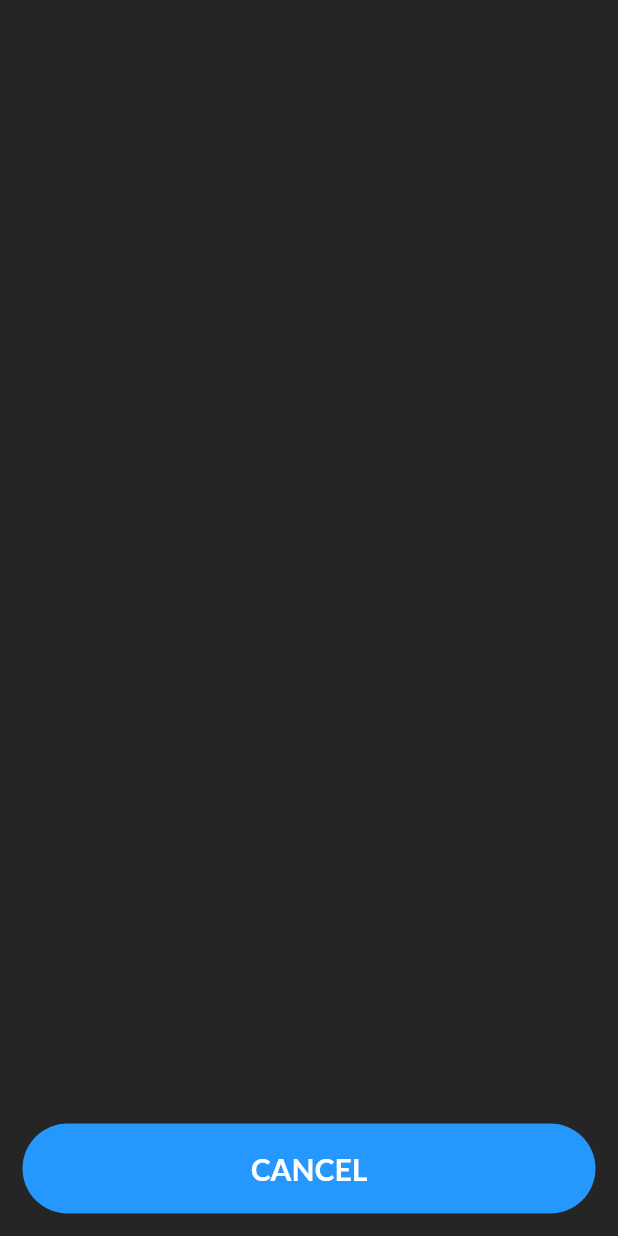
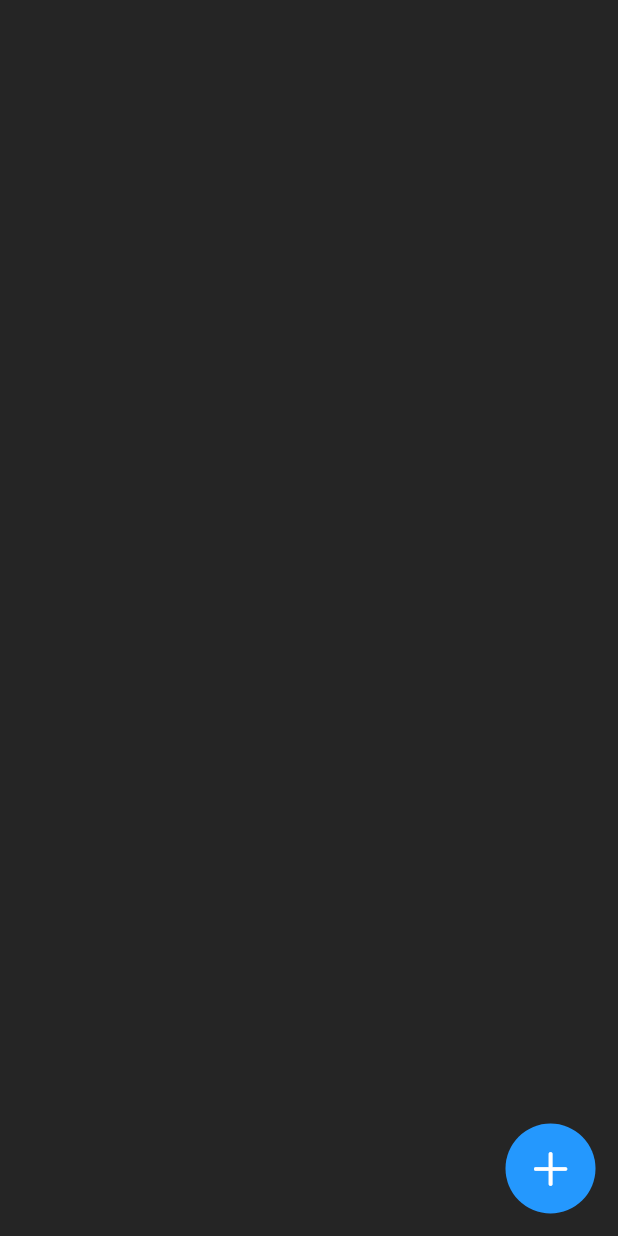
Before and after one commit to MBalaguid/iOS-bottom-sheet, a Flutter app: the screen it shows after launch, on a phone screen of 412 x 824 dp. Run offline on Flutter 3.47's test engine with Material 2 defaults, Android fonts, the phone set to English and light mode, and no system bars; Roboto replaces fonts that are missing (Lato).

Commit message:
Animation again 🤦‍♂️

```diff
--- a/lib/bottom.dart
+++ b/lib/bottom.dart
@@ -8,9 +8,9 @@ class bottombutton extends StatefulWidget {
 }
 
 class _bottombuttonState extends State<bottombutton> {
-  bool _IsOpeen = true;
+  bool _IsOpeen = false;
   bool _IsRotat = true;
-  bool _IsFinis = true;
+  bool _IsFinis = false;
 
   @override
   Widget build(BuildContext context) {
@@ -23,17 +23,20 @@ class _bottombuttonState extends State<bottombutton> {
             child: Container(),
           ),
 
-          Visibility(
-            visible: !_IsRotat,
+          AnimatedOpacity(
+            opacity: !_IsRotat ? 1 : 0,
+            duration: Duration(milliseconds: 400),
             child: Padding(
               padding: EdgeInsets.only(
                 right: (!_IsOpeen) ? 22.5 : 15,
                 left: 15,
               ),
               child: Column(
+                crossAxisAlignment: CrossAxisAlignment.end,
                 children: [
-                  Visibility(
-                    visible: !_IsOpeen && !_IsFinis,
+                  AnimatedOpacity(
+                    opacity: !_IsOpeen ? 1 : 0,
+                    duration: Duration(milliseconds: 400),
                     child: Column(
                       children: [
                         Container(
@@ -193,7 +196,8 @@ class _bottombuttonState extends State<bottombutton> {
                   _IsRotat = !_IsRotat;
                   setState(() {});
                 },
-                child: Container(
+                child: AnimatedContainer(
+                  duration: Duration(milliseconds: 400),
                   height: 60,
                   width: (!_IsOpeen) ? 60 : MediaQuery.of(context).size.width,
                   decoration: BoxDecoration(
```
